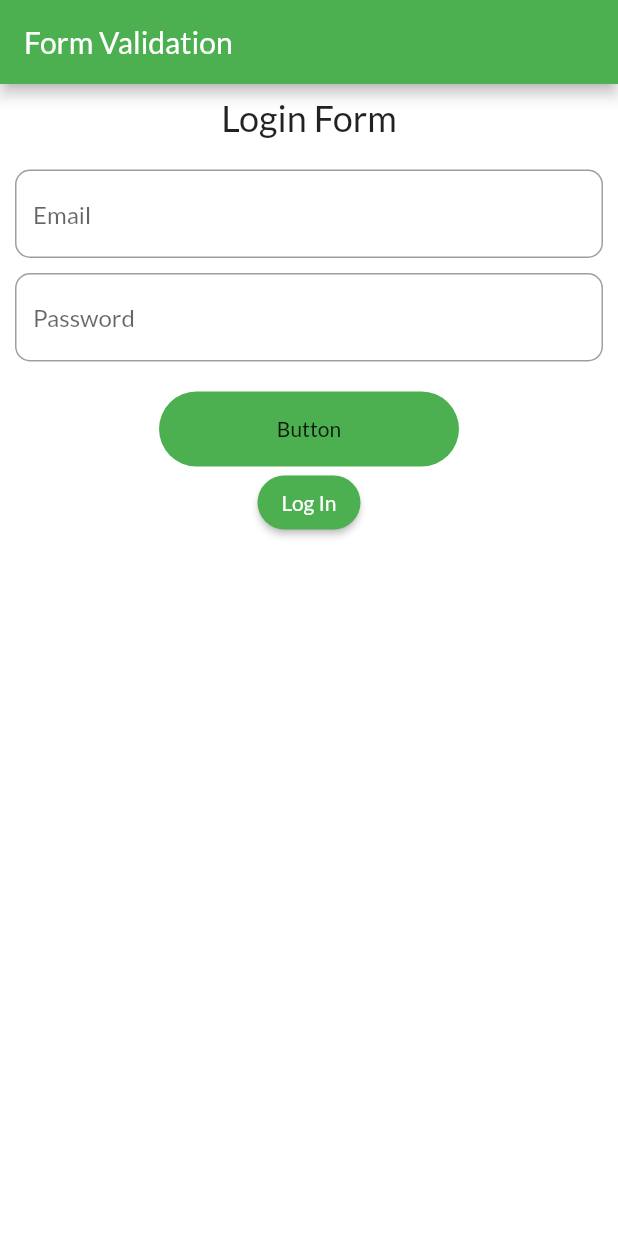
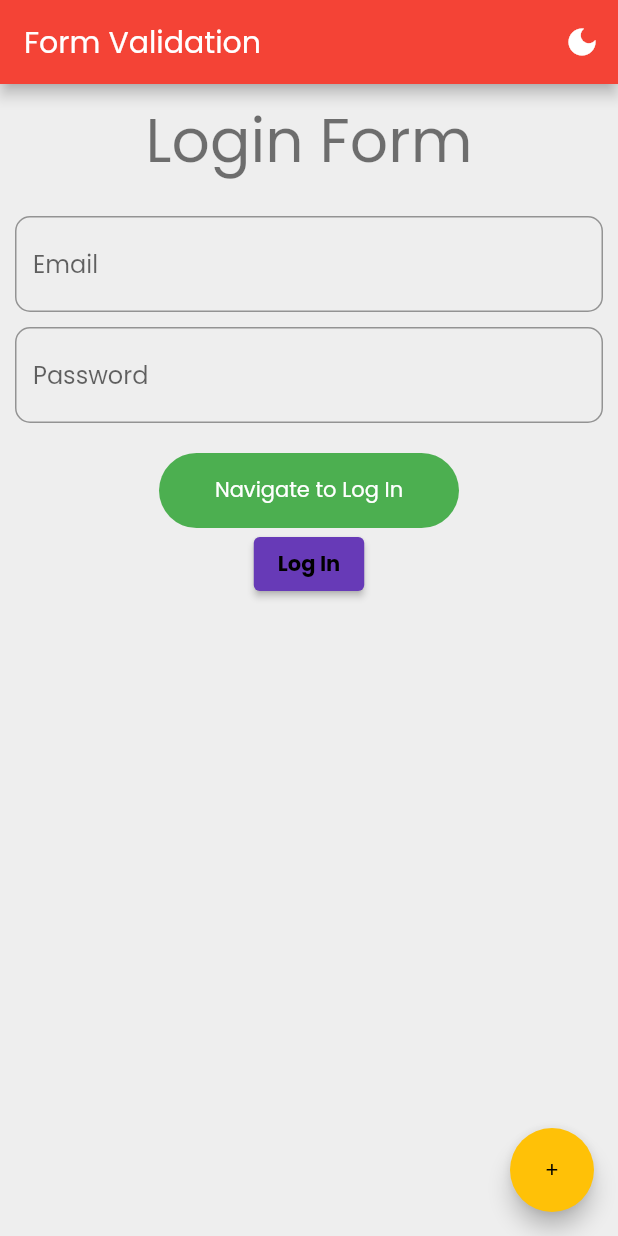
Before and after one commit to dnesbala/flutter-first-app, a Flutter app: the screen it shows after launch, on a phone screen of 412 x 824 dp. Run offline on Flutter 3.47's test engine with Material 2 defaults, Android fonts, the phone set to English and light mode, and no system bars; our stand-ins replace google_fonts.

Commit message:
Theming || Dark mode & Light mode

```diff
--- a/lib/form_validation_test.dart
+++ b/lib/form_validation_test.dart
@@ -1,8 +1,18 @@
-import 'package:first_app/widgets/custom_textfield.dart';
 import 'package:flutter/material.dart';
 
+import 'package:first_app/widgets/custom_textfield.dart';
+
+import 'login_page.dart';
+
 class FormValidationTest extends StatelessWidget {
-  const FormValidationTest({Key? key}) : super(key: key);
+  final bool isDarkMode;
+  final Function toggleTheme;
+
+  const FormValidationTest({
+    Key? key,
+    required this.isDarkMode,
+    required this.toggleTheme,
+  }) : super(key: key);
 
   static final GlobalKey<FormState> _formKey = GlobalKey<FormState>();
 
@@ -11,6 +21,14 @@ class FormValidationTest extends StatelessWidget {
     return Scaffold(
       appBar: AppBar(
         title: Text("Form Validation"),
+        actions: [
+          IconButton(
+            onPressed: () {
+              toggleTheme();
+            },
+            icon: isDarkMode ? Icon(Icons.light_mode) : Icon(Icons.dark_mode),
+          ),
+        ],
       ),
       body: Padding(
         padding: const EdgeInsets.symmetric(horizontal: 10, vertical: 8),
@@ -19,7 +37,7 @@ class FormValidationTest extends StatelessWidget {
           autovalidateMode: AutovalidateMode.onUserInteraction,
           child: Column(
             children: [
-              Text("Login Form", style: Theme.of(context).textTheme.headline5),
+              Text("Login Form", style: Theme.of(context).textTheme.headline1),
               SizedBox(height: 20),
               CustomTextField(
                 hintText: "Email",
@@ -44,7 +62,8 @@ class FormValidationTest extends StatelessWidget {
               SizedBox(height: 20),
               GestureDetector(
                 onTap: () {
-                  print("pressed");
+                  Navigator.of(context)
+                      .push(MaterialPageRoute(builder: (_) => LoginPage()));
                 },
                 child: Container(
                   alignment: Alignment.center,
@@ -54,17 +73,14 @@ class FormValidationTest extends StatelessWidget {
                     color: Colors.green,
                     borderRadius: BorderRadius.circular(25),
                   ),
-                  child: Text("Button"),
+                  child: Text(
+                    "Navigate to Log In",
+                    style: Theme.of(context).textTheme.bodyText1,
+                  ),
                 ),
               ),
               ElevatedButton(
-                style: ButtonStyle(
-                  shape: MaterialStateProperty.all(
-                    RoundedRectangleBorder(
-                      borderRadius: BorderRadius.circular(40),
-                    ),
-                  ),
-                ),
+                style: Theme.of(context).elevatedButtonTheme.style,
                 onPressed: () {
                   final isValidated = _formKey.currentState?.validate();
                   if (isValidated!) {
@@ -105,12 +121,22 @@ class FormValidationTest extends StatelessWidget {
                     );
                   }
                 },
-                child: Text("Log In"),
+                child: Text(
+                  "Log In",
+                  style: Theme.of(context).textTheme.bodyText1?.copyWith(
+                        color: Colors.black,
+                        fontWeight: FontWeight.w800,
+                      ),
+                ),
               ),
             ],
           ),
         ),
       ),
+      floatingActionButton: FloatingActionButton(
+        onPressed: () {},
+        child: Text("+"),
+      ),
     );
   }
 }
--- /dev/null
+++ b/lib/login_page.dart
@@ -0,0 +1,15 @@
+import 'package:flutter/material.dart';
+
+class LoginPage extends StatelessWidget {
+  const LoginPage({super.key});
+
+  @override
+  Widget build(BuildContext context) {
+    return Scaffold(
+      appBar: AppBar(title: Text("Login")),
+      body: Center(
+        child: Text("Logged In"),
+      ),
+    );
+  }
+}
--- a/lib/main.dart
+++ b/lib/main.dart
@@ -1,11 +1,5 @@
-import 'package:first_app/checkbox_test.dart';
-import 'package:first_app/dropdown_test.dart';
-import 'package:first_app/form_test.dart';
 import 'package:first_app/form_validation_test.dart';
-import 'package:first_app/gridview_demo.dart';
-import 'package:first_app/listtile_demo.dart';
-import 'package:first_app/screens/insta_home_screen.dart';
-import 'package:first_app/stateful_test.dart';
+
 import 'package:flutter/material.dart';
 import 'package:google_fonts/google_fonts.dart';
 
@@ -15,22 +9,60 @@ void main() {
   );
 }
 
-class MyApp extends StatelessWidget {
+class MyApp extends StatefulWidget {
   const MyApp({Key? key}) : super(key: key);
+
+  @override
+  State<MyApp> createState() => _MyAppState();
+}
+
+class _MyAppState extends State<MyApp> {
+  bool isDarkMode = false;
+
+  void _toggleTheme() {
+    setState(() {
+      isDarkMode = !isDarkMode;
+    });
+  }
 
   @override
   Widget build(BuildContext context) {
     return MaterialApp(
       title: "Test App",
       debugShowCheckedModeBanner: false,
-      home: FormValidationTest(),
+      home:
+          FormValidationTest(isDarkMode: isDarkMode, toggleTheme: _toggleTheme),
+      themeMode: isDarkMode ? ThemeMode.dark : ThemeMode.light,
       theme: ThemeData(
-        scaffoldBackgroundColor: Colors.white,
-        primarySwatch: Colors.green,
-        fontFamily: GoogleFonts.lato().fontFamily,
+        scaffoldBackgroundColor: Colors.grey.shade200,
+        // appBarTheme: AppBarTheme(
+        //   color: Colors.green,
+        //   elevation: 0,
+        // ),
+        fontFamily: "Poppins",
+        colorScheme: ColorScheme.fromSwatch(
+          primarySwatch: Colors.red,
+          accentColor: Colors.amber,
+        ),
+        textTheme: TextTheme(
+          headline1: TextStyle(fontSize: 40),
+          headline2: TextStyle(fontSize: 32),
+          bodyText1: TextStyle(fontSize: 14, color: Colors.white),
+        ),
+        elevatedButtonTheme: ElevatedButtonThemeData(
+          style: ButtonStyle(
+            backgroundColor: MaterialStateProperty.all(Colors.deepPurple),
+          ),
+        ),
       ),
       darkTheme: ThemeData(
         scaffoldBackgroundColor: Colors.black,
+        textTheme: TextTheme(
+          bodyText1: TextStyle(
+            fontSize: 14,
+            color: Colors.white,
+          ),
+        ),
       ),
     );
   }
```
